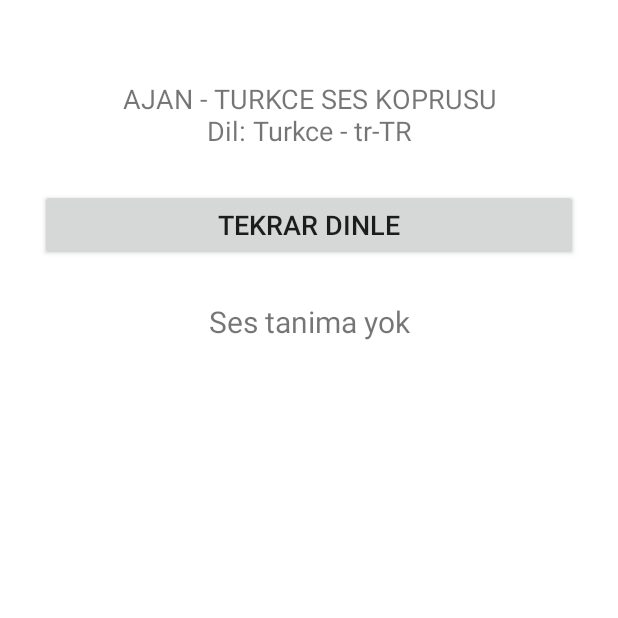
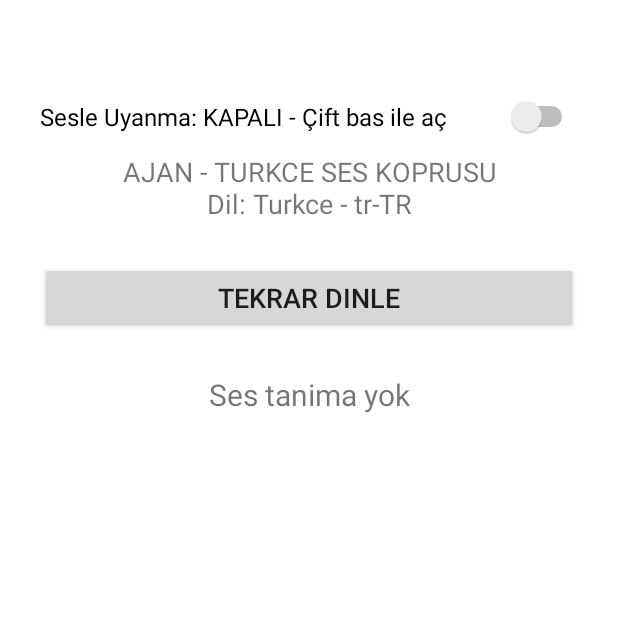
Before and after one commit to filazof61/turkce-ses-koprusu, an Android app: the screen it shows after launch (MainActivity), on a phone screen of 412 x 824 dp, the top half of it. Run offline under Robolectric (Android 15) with nearby library versions, the phone set to English and light mode, and no system bars.

Commit message:
sesle uyanma on off butonu

```diff
--- a/app/src/main/java/com/ajan/turkceses/MainActivity.kt
+++ b/app/src/main/java/com/ajan/turkceses/MainActivity.kt
@@ -46,6 +46,26 @@ class MainActivity : Activity() {
             textSize = 18f
             setOnClickListener { dinlemeyiBaslat() }
         }
+        val prefs = getSharedPreferences("ajan", MODE_PRIVATE)
+        var sesleUyan = prefs.getBoolean("sesle_uyan", false)
+        val sw = android.widget.Switch(this).apply {
+            text = if (sesleUyan) "Sesle Uyanma: AÇIK - Hey Filazof dinliyor" else "Sesle Uyanma: KAPALI - Çift bas ile aç"
+            isChecked = sesleUyan
+            textSize = 16f
+            setPadding(0, 20, 0, 20)
+            setOnCheckedChangeListener { _, acik ->
+                prefs.edit().putBoolean("sesle_uyan", acik).apply()
+                text = if (acik) "Sesle Uyanma: AÇIK - Hey Filazof dinliyor" else "Sesle Uyanma: KAPALI - Çift bas ile aç"
+                if (acik) {
+                    try { startForegroundService(Intent(this@MainActivity, WakeService::class.java)) } catch (e: Exception) {}
+                    txt.text = "Sesle uyanma açıldı, Hey Filazof de kanka"
+                } else {
+                    try { stopService(Intent(this@MainActivity, WakeService::class.java)) } catch (e: Exception) {}
+                    txt.text = "Sesle uyanma kapalı, çift bas ile açılır"
+                }
+            }
+        }
+        lay.addView(sw)
         lay.addView(title)
         lay.addView(btn)
         lay.addView(txt)
```
